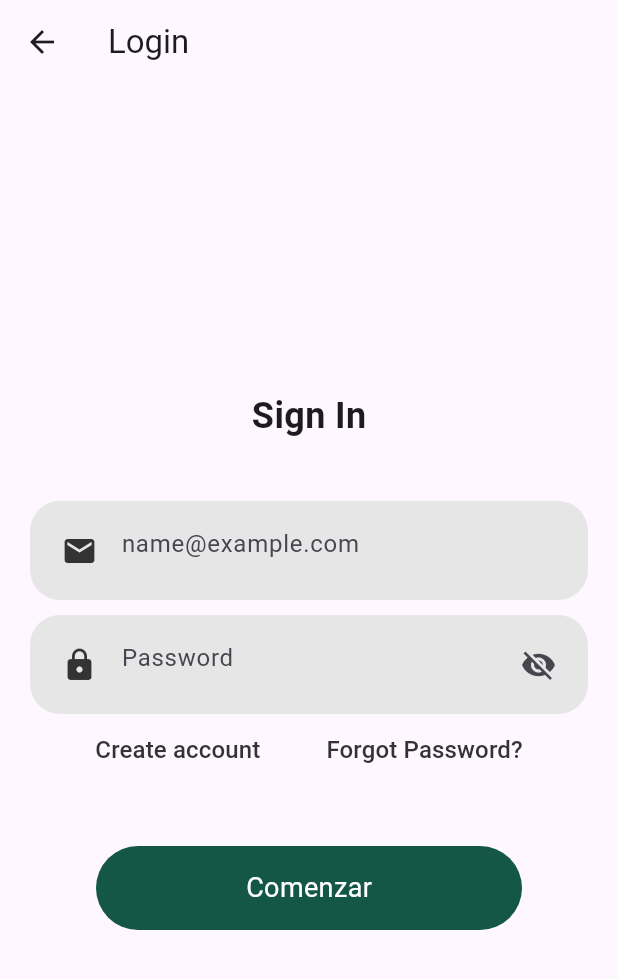
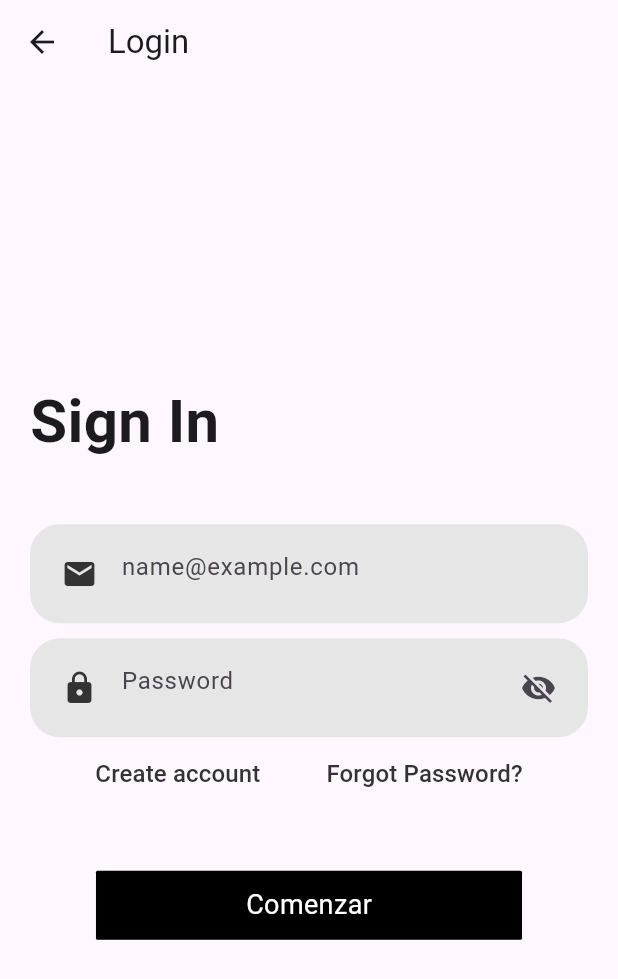
Before and after one commit to LuisDiegoGR/appdevfinal, a Flutter app: the screen it shows after launch, after a tap on "Comenzar", on a phone screen of 412 x 824 dp. Shown: the top 979 px of the screen. Run offline on Flutter 3.47's test engine with Material 3 defaults, Android fonts, the light colour scheme and no system bars; our stand-ins replace carousel_slider, cloud_firestore, firebase_auth, firebase_core, firebase_database, firebase_messaging and 5 more; missing offline and left inert: animated_snack_bar; accounts and stored records are empty; network calls fail; statements that could not run were skipped.

Commit message:
Mejoras diseño

```diff
--- a/lib/informacion1.dart
+++ b/lib/informacion1.dart
@@ -93,9 +93,9 @@ class _Informacion1State extends State<Informacion1> with SingleTickerProviderSt
           child: ElevatedButton(
             onPressed: onPressed,
             style: ElevatedButton.styleFrom(
-              backgroundColor: Color(0xFF33C6A4),
+              backgroundColor: Color.fromARGB(255, 0, 0, 0),
               shape: RoundedRectangleBorder(
-                borderRadius: BorderRadius.circular(12.0),
+                borderRadius: BorderRadius.circular(1.0),
               ),
               padding: const EdgeInsets.symmetric(horizontal: 20, vertical: 10),
             ),
--- a/lib/main.dart
+++ b/lib/main.dart
@@ -118,11 +118,11 @@ class HomePage extends StatelessWidget {
             ),
             const SizedBox(height: 40),
             RawMaterialButton(
-              fillColor: const Color(0xFF145647),
+              fillColor: Color.fromARGB(255, 0, 0, 0),
               elevation: 0.0,
-              padding: const EdgeInsets.symmetric(vertical: 10.0, horizontal: 125.0),
+              padding: const EdgeInsets.symmetric(vertical: 10.0, horizontal: 100.0),
               shape: RoundedRectangleBorder(
-                borderRadius: BorderRadius.circular(30.0),
+                borderRadius: BorderRadius.circular(1.0),
               ),
               onPressed: () {
                 Navigator.push(
--- a/lib/pantalla_siguiente.dart
+++ b/lib/pantalla_siguiente.dart
@@ -1,11 +1,11 @@
+import 'package:animated_snack_bar/animated_snack_bar.dart';
 import 'package:appdevfinal/CreateAcc.dart';
 import 'package:appdevfinal/InicioApp.dart';
 import 'package:appdevfinal/InicioAppAdmin.dart';
 import 'package:appdevfinal/forgot_password_screen.dart';
+import 'package:cloud_firestore/cloud_firestore.dart';
 import 'package:firebase_auth/firebase_auth.dart';
 import 'package:flutter/material.dart';
-import 'package:cloud_firestore/cloud_firestore.dart';
-import 'package:animated_snack_bar/animated_snack_bar.dart';
 
 class PantallaSiguiente extends StatefulWidget {
   const PantallaSiguiente({super.key});
@@ -26,7 +26,7 @@ class _PantallaSiguiente extends State<PantallaSiguiente> {
       UserCredential userCredential = await auth.signInWithEmailAndPassword(email: email, password: password);
       user = userCredential.user;
     } on FirebaseAuthException catch (e) {
-      if (e.code == "user-not-found"){
+      if (e.code == "user-not-found") {
         print("No user found for that email");
       } else if (e.code == "wrong-password") {
         print("Incorrect password provided");
@@ -92,7 +92,6 @@ AnimatedSnackBar.rectangle(
     }
   }
 
-
   @override
   Widget build(BuildContext context) {
     return Scaffold(
@@ -105,11 +104,14 @@ AnimatedSnackBar.rectangle(
           child: Column(
             mainAxisAlignment: MainAxisAlignment.center,
             children: [
-              const Text(
+              const Align(
+                alignment: Alignment.centerLeft,
+                child: Text(
                   'Sign In',
                   style: TextStyle(
-                  fontSize: 24,
+                    fontSize: 40,
                     fontWeight: FontWeight.bold,
+                  ),
                 ),
               ),
               const SizedBox(height: 40),
@@ -201,12 +203,12 @@ AnimatedSnackBar.rectangle(
               ),
               const SizedBox(height: 40),
               RawMaterialButton(
-                fillColor: const Color(0xFF145647),
+                fillColor: Color.fromARGB(255, 0, 0, 0),
                 elevation: 0.0,
                 padding: const EdgeInsets.symmetric(
-                    vertical: 15.0, horizontal: 100.0),
+                    vertical: 10.0, horizontal: 100.0),
                 shape: RoundedRectangleBorder(
-                  borderRadius: BorderRadius.circular(30.0),
+                  borderRadius: BorderRadius.circular(1.0),
                 ),
                 onPressed: () async {
                   User? user = await loginUsingEmailPassword(
```
Lines whose indentation alone changed are shown as unchanged.
